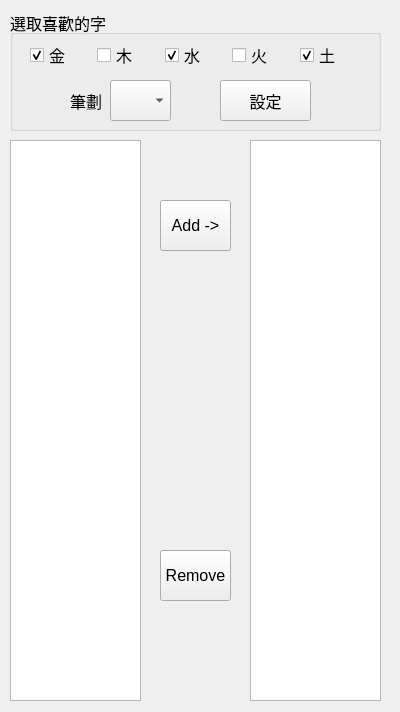
The window that SelectWord.ui (maticchiu/Naming) describes before a commit, drawn with Qt 5.
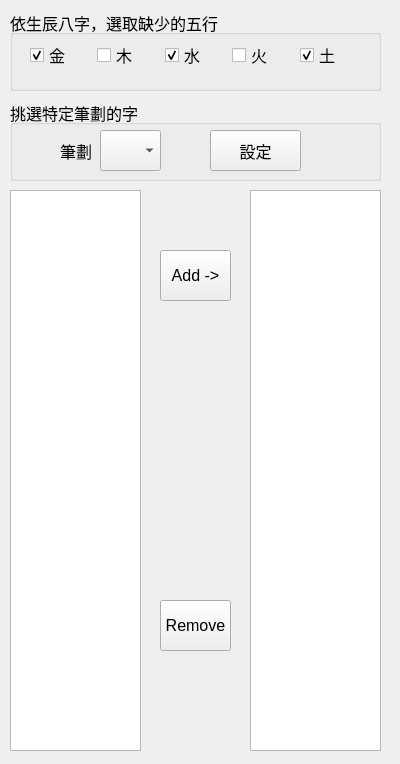
The same window after the commit.

Commit message: add five level algorithm to get name count

Patch:
```diff
--- a/SelectWord.ui
+++ b/SelectWord.ui
@@ -7,7 +7,7 @@
     <x>0</x>
     <y>0</y>
     <width>400</width>
-    <height>712</height>
+    <height>764</height>
    </rect>
   </property>
   <property name="font">
@@ -24,11 +24,11 @@
      <x>10</x>
      <y>10</y>
      <width>371</width>
-     <height>121</height>
+     <height>81</height>
     </rect>
    </property>
    <property name="title">
-    <string>選取喜歡的字</string>
+    <string>依生辰八字，選取缺少的五行</string>
    </property>
    <widget class="QWidget" name="horizontalLayoutWidget">
     <property name="geometry">
@@ -86,53 +86,12 @@
      </item>
     </layout>
    </widget>
-   <widget class="QLabel" name="label_10">
-    <property name="geometry">
-     <rect>
-      <x>60</x>
-      <y>70</y>
-      <width>41</width>
-      <height>41</height>
-     </rect>
-    </property>
-    <property name="font">
-     <font>
-      <pointsize>12</pointsize>
-     </font>
-    </property>
-    <property name="text">
-     <string>筆劃</string>
-    </property>
-   </widget>
-   <widget class="QComboBox" name="comboBox_NameCount">
-    <property name="geometry">
-     <rect>
-      <x>100</x>
-      <y>70</y>
-      <width>61</width>
-      <height>41</height>
-     </rect>
-    </property>
-   </widget>
-   <widget class="QPushButton" name="pushButton_ListWord">
-    <property name="geometry">
-     <rect>
-      <x>210</x>
-      <y>70</y>
-      <width>91</width>
-      <height>41</height>
-     </rect>
-    </property>
-    <property name="text">
-     <string>設定</string>
-    </property>
-   </widget>
   </widget>
   <widget class="QListWidget" name="listWidget_WordList">
    <property name="geometry">
     <rect>
      <x>10</x>
-     <y>140</y>
+     <y>190</y>
      <width>131</width>
      <height>561</height>
     </rect>
@@ -147,7 +106,7 @@
    <property name="geometry">
     <rect>
      <x>160</x>
-     <y>200</y>
+     <y>250</y>
      <width>71</width>
      <height>51</height>
     </rect>
@@ -160,7 +119,7 @@
    <property name="geometry">
     <rect>
      <x>160</x>
-     <y>550</y>
+     <y>600</y>
      <width>71</width>
      <height>51</height>
     </rect>
@@ -173,7 +132,7 @@
    <property name="geometry">
     <rect>
      <x>250</x>
-     <y>140</y>
+     <y>190</y>
      <width>131</width>
      <height>561</height>
     </rect>
@@ -184,6 +143,60 @@
     </font>
    </property>
   </widget>
+  <widget class="QGroupBox" name="groupBox">
+   <property name="geometry">
+    <rect>
+     <x>10</x>
+     <y>100</y>
+     <width>371</width>
+     <height>81</height>
+    </rect>
+   </property>
+   <property name="title">
+    <string>挑選特定筆劃的字</string>
+   </property>
+   <widget class="QPushButton" name="pushButton_ListWord">
+    <property name="geometry">
+     <rect>
+      <x>200</x>
+      <y>30</y>
+      <width>91</width>
+      <height>41</height>
+     </rect>
+    </property>
+    <property name="text">
+     <string>設定</string>
+    </property>
+   </widget>
+   <widget class="QComboBox" name="comboBox_NameCount">
+    <property name="geometry">
+     <rect>
+      <x>90</x>
+      <y>30</y>
+      <width>61</width>
+      <height>41</height>
+     </rect>
+    </property>
+   </widget>
+   <widget class="QLabel" name="label_10">
+    <property name="geometry">
+     <rect>
+      <x>50</x>
+      <y>30</y>
+      <width>41</width>
+      <height>41</height>
+     </rect>
+    </property>
+    <property name="font">
+     <font>
+      <pointsize>12</pointsize>
+     </font>
+    </property>
+    <property name="text">
+     <string>筆劃</string>
+    </property>
+   </widget>
+  </widget>
  </widget>
  <resources/>
  <connections/>
```
The commit also changes 10 other files.
